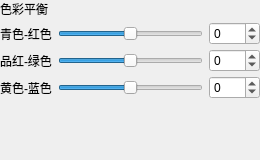
littletenyuan01/photoshopDemo, file psDemo/ui/adj/adjcolorbalance.ui: the form before one commit.
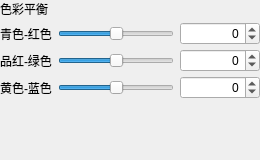
The form after the commit.

Diff of the .ui file:
```diff
--- a/psDemo/ui/adj/adjcolorbalance.ui
+++ b/psDemo/ui/adj/adjcolorbalance.ui
@@ -27,6 +27,12 @@
               </item>
               <item row="0" column="1">
                <widget class="QSlider" name="slider_cr">
+                <property name="sizePolicy">
+                 <sizepolicy hsizetype="Expanding" vsizetype="Fixed">
+                  <horstretch>1</horstretch>
+                  <verstretch>0</verstretch>
+                 </sizepolicy>
+                </property>
                 <property name="orientation"><enum>Qt::Orientation::Horizontal</enum></property>
                 <property name="minimum"><number>-100</number></property>
                 <property name="maximum"><number>100</number></property>
@@ -35,6 +41,27 @@
               </item>
               <item row="0" column="2">
                <widget class="QSpinBox" name="spin_cr">
+                <property name="sizePolicy">
+                 <sizepolicy hsizetype="Fixed" vsizetype="Fixed">
+                  <horstretch>0</horstretch>
+                  <verstretch>0</verstretch>
+                 </sizepolicy>
+                </property>
+                <property name="minimumSize">
+                 <size>
+                  <width>80</width>
+                  <height>0</height>
+                 </size>
+                </property>
+                <property name="maximumSize">
+                 <size>
+                  <width>96</width>
+                  <height>16777215</height>
+                 </size>
+                </property>
+                <property name="alignment">
+                 <set>Qt::AlignmentFlag::AlignRight|Qt::AlignmentFlag::AlignVCenter</set>
+                </property>
                 <property name="minimum"><number>-100</number></property>
                 <property name="maximum"><number>100</number></property>
                 <property name="value"><number>0</number></property>
@@ -47,6 +74,12 @@
               </item>
               <item row="1" column="1">
                <widget class="QSlider" name="slider_mg">
+                <property name="sizePolicy">
+                 <sizepolicy hsizetype="Expanding" vsizetype="Fixed">
+                  <horstretch>1</horstretch>
+                  <verstretch>0</verstretch>
+                 </sizepolicy>
+                </property>
                 <property name="orientation"><enum>Qt::Orientation::Horizontal</enum></property>
                 <property name="minimum"><number>-100</number></property>
                 <property name="maximum"><number>100</number></property>
@@ -55,6 +88,27 @@
               </item>
               <item row="1" column="2">
                <widget class="QSpinBox" name="spin_mg">
+                <property name="sizePolicy">
+                 <sizepolicy hsizetype="Fixed" vsizetype="Fixed">
+                  <horstretch>0</horstretch>
+                  <verstretch>0</verstretch>
+                 </sizepolicy>
+                </property>
+                <property name="minimumSize">
+                 <size>
+                  <width>80</width>
+                  <height>0</height>
+                 </size>
+                </property>
+                <property name="maximumSize">
+                 <size>
+                  <width>96</width>
+                  <height>16777215</height>
+                 </size>
+                </property>
+                <property name="alignment">
+                 <set>Qt::AlignmentFlag::AlignRight|Qt::AlignmentFlag::AlignVCenter</set>
+                </property>
                 <property name="minimum"><number>-100</number></property>
                 <property name="maximum"><number>100</number></property>
                 <property name="value"><number>0</number></property>
@@ -67,6 +121,12 @@
               </item>
               <item row="2" column="1">
                <widget class="QSlider" name="slider_yb">
+                <property name="sizePolicy">
+                 <sizepolicy hsizetype="Expanding" vsizetype="Fixed">
+                  <horstretch>1</horstretch>
+                  <verstretch>0</verstretch>
+                 </sizepolicy>
+                </property>
                 <property name="orientation"><enum>Qt::Orientation::Horizontal</enum></property>
                 <property name="minimum"><number>-100</number></property>
                 <property name="maximum"><number>100</number></property>
@@ -75,6 +135,27 @@
               </item>
               <item row="2" column="2">
                <widget class="QSpinBox" name="spin_yb">
+                <property name="sizePolicy">
+                 <sizepolicy hsizetype="Fixed" vsizetype="Fixed">
+                  <horstretch>0</horstretch>
+                  <verstretch>0</verstretch>
+                 </sizepolicy>
+                </property>
+                <property name="minimumSize">
+                 <size>
+                  <width>80</width>
+                  <height>0</height>
+                 </size>
+                </property>
+                <property name="maximumSize">
+                 <size>
+                  <width>96</width>
+                  <height>16777215</height>
+                 </size>
+                </property>
+                <property name="alignment">
+                 <set>Qt::AlignmentFlag::AlignRight|Qt::AlignmentFlag::AlignVCenter</set>
+                </property>
                 <property name="minimum"><number>-100</number></property>
                 <property name="maximum"><number>100</number></property>
                 <property name="value"><number>0</number></property>
```
Left out of the diff: 2 changed lines with no effect on the pictures.
